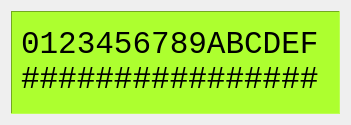
Old version of the form impl/liquidcrystalimpl.ui in the repository lucaspcamargo/fakeduino.
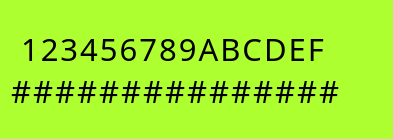
New version of the form.

```diff
--- a/impl/liquidcrystalimpl.ui
+++ b/impl/liquidcrystalimpl.ui
@@ -6,38 +6,56 @@
    <rect>
     <x>0</x>
     <y>0</y>
-    <width>351</width>
-    <height>125</height>
+    <width>393</width>
+    <height>139</height>
    </rect>
   </property>
+  <property name="sizePolicy">
+   <sizepolicy hsizetype="Minimum" vsizetype="Minimum">
+    <horstretch>0</horstretch>
+    <verstretch>0</verstretch>
+   </sizepolicy>
+  </property>
+  <property name="minimumSize">
+   <size>
+    <width>393</width>
+    <height>139</height>
+   </size>
+  </property>
+  <property name="font">
+   <font>
+    <family>Repetition Scrolling</family>
+   </font>
+  </property>
   <property name="windowTitle">
    <string>LiquidCrystal</string>
   </property>
   <property name="styleSheet">
-   <string notr="true"/>
+   <string notr="true">background: greenYellow; color: black;letter-spacing: 2px;line-height: 30px;</string>
   </property>
   <layout class="QHBoxLayout" name="horizontalLayout">
    <item>
     <widget class="QLabel" name="label">
      <property name="font">
       <font>
-       <family>Monospace</family>
+       <family>Repetition Scrolling</family>
        <pointsize>23</pointsize>
+       <bold>false</bold>
        <kerning>false</kerning>
       </font>
      </property>
      <property name="styleSheet">
-      <string notr="true">background: greenYellow;</string>
+      <string notr="true"/>
      </property>
      <property name="frameShape">
-      <enum>QFrame::Panel</enum>
+      <enum>QFrame::NoFrame</enum>
      </property>
      <property name="frameShadow">
       <enum>QFrame::Sunken</enum>
      </property>
      <property name="text">
-      <string>0123456789ABCDEF
-################</string>
+      <string> 123456789ABCDEF
+############### </string>
      </property>
      <property name="alignment">
       <set>Qt::AlignLeading|Qt::AlignLeft|Qt::AlignVCenter</set>
```
